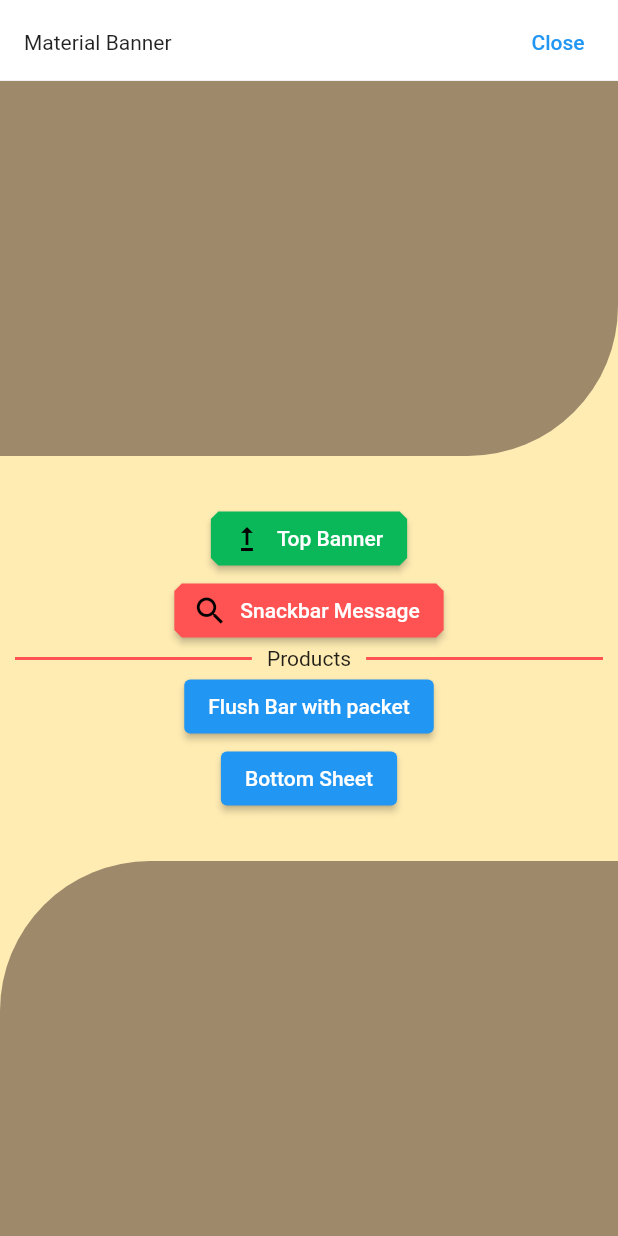
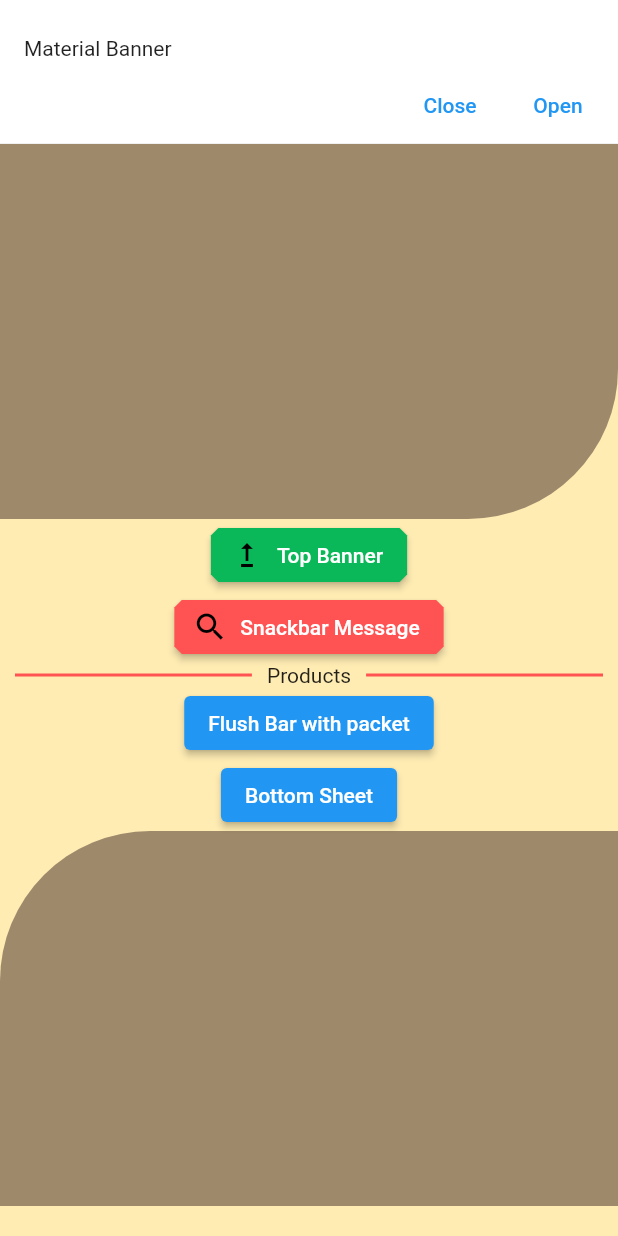
Before and after one commit to yavuzfk/ready_widgets, a Flutter app: the screen it shows after launch, after a tap on "Top Banner", on a phone screen of 412 x 824 dp. Run offline on Flutter 3.47's test engine with Material 2 defaults, Android fonts, the phone set to English and light mode, and no system bars; our stand-ins replace another_flushbar.

Commit message:
top message widget improved

```diff
--- a/lib/message_widgets_view.dart
+++ b/lib/message_widgets_view.dart
@@ -15,6 +15,7 @@ class _UserMessageWidgetsState extends State<UserMessageWidgets> {
   Widget build(BuildContext context) {
     return Scaffold(
       body: SafeArea(
+        child: SingleChildScrollView(
           child: Column(
             crossAxisAlignment: CrossAxisAlignment.center,
             mainAxisAlignment: MainAxisAlignment.spaceBetween,
@@ -49,6 +50,13 @@ class _UserMessageWidgetsState extends State<UserMessageWidgets> {
                                     .hideCurrentMaterialBanner();
                               },
                               child: const Text('Close'),
+                            ),
+                            TextButton(
+                              onPressed: () {
+                                ScaffoldMessenger.of(context)
+                                    .hideCurrentMaterialBanner();
+                              },
+                              child: const Text('Open'),
                             )
                           ],
                         ),
@@ -58,7 +66,8 @@ class _UserMessageWidgetsState extends State<UserMessageWidgets> {
                     style: ElevatedButton.styleFrom(
                         backgroundColor: const Color.fromARGB(255, 11, 184, 89),
                         shape: const BeveledRectangleBorder(
-                          borderRadius: BorderRadius.all(Radius.circular(5)))),
+                            borderRadius:
+                                BorderRadius.all(Radius.circular(5)))),
                   ),
                   ElevatedButton.icon(
                     icon: const Icon(
@@ -72,7 +81,8 @@ class _UserMessageWidgetsState extends State<UserMessageWidgets> {
                     style: ElevatedButton.styleFrom(
                         backgroundColor: Colors.redAccent,
                         shape: const BeveledRectangleBorder(
-                          borderRadius: BorderRadius.all(Radius.circular(5)))),
+                            borderRadius:
+                                BorderRadius.all(Radius.circular(5)))),
                   ),
                   const DividerWithText(text: "Products"),
                   ElevatedButton(
@@ -128,6 +138,7 @@ class _UserMessageWidgetsState extends State<UserMessageWidgets> {
             ],
           ),
         ),
+      ),
     );
   }
 }
```
Lines whose indentation alone changed are shown as unchanged.
